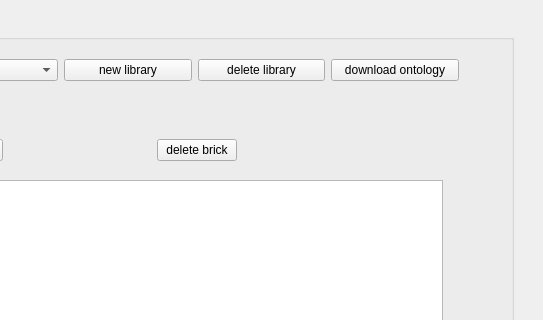
First picture: the form in brick_app_v2/ui/main_window.ui, repository heinz-preisig/DASH_GUI, before the edit; both pictures show x 157 to 700 and y 0 to 320 of the 700 by 900 pixel window.
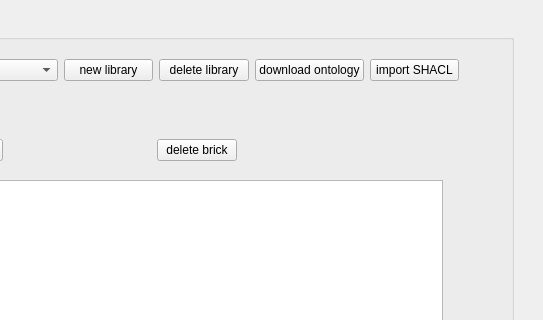
Second picture: the form after the edit.

Patch:
```diff
--- a/brick_app_v2/ui/main_window.ui
+++ b/brick_app_v2/ui/main_window.ui
@@ -135,6 +135,16 @@
         </property>
        </widget>
       </item>
+      <item>
+       <widget class="QPushButton" name="importShacl">
+        <property name="text">
+         <string>import SHACL</string>
+        </property>
+        <property name="toolTip">
+         <string>Import NodeShape bricks from a SHACL Turtle (.ttl) file</string>
+        </property>
+       </widget>
+      </item>
      </layout>
     </widget>
    </widget>
```
